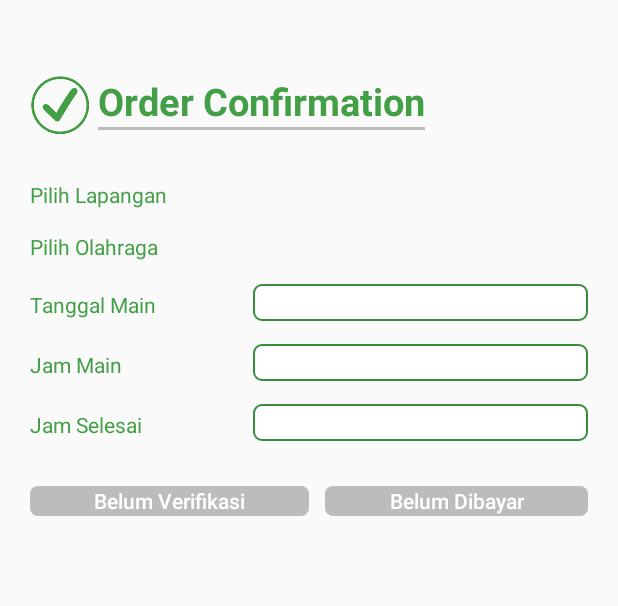
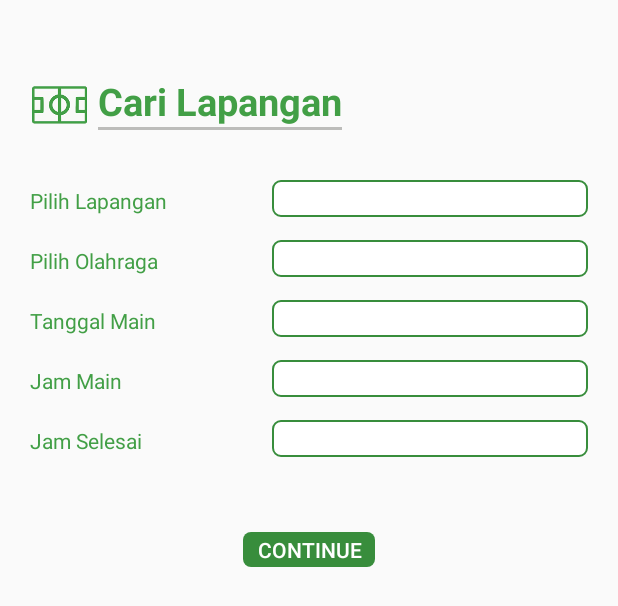
Before and after one commit to prmzk/bookinglapang-android, an Android app: the layout fragment_search_field.xml on its own in the app's theme, with its tools: preview values and no code run, on a phone screen of 412 x 824 dp. Shown: the top 606 px of the screen. Run offline under Robolectric (Android 15) with nearby library versions, the phone set to English and light mode, and no system bars.

Commit message:
init fragment

```diff
--- a/app/src/main/java/com/example/keviniswara/bookinglapang/home/view/HomeFragment.kt
+++ b/app/src/main/java/com/example/keviniswara/bookinglapang/home/view/HomeFragment.kt
@@ -67,6 +67,9 @@ class HomeFragment : Fragment() {
 
         mBinding.buttonCariLapangan.setOnClickListener(View.OnClickListener {
             mBinding.lalala.setText("cari lapangan coy")
+            val ft = fragmentManager!!.beginTransaction()
+            ft.replace(R.id.content, SearchFieldFragment())
+            ft.commit()
         })
         mBinding.buttonCariLawan.setOnClickListener(View.OnClickListener {
             mBinding.lalala.setText("cari lawan coy")
--- /dev/null
+++ b/app/src/main/java/com/example/keviniswara/bookinglapang/home/view/SearchFieldFragment.kt
@@ -0,0 +1,24 @@
+package com.example.keviniswara.bookinglapang.home.view
+
+import android.databinding.DataBindingUtil
+import android.os.Bundle
+import android.support.v4.app.Fragment
+import android.view.LayoutInflater
+import android.view.View
+import android.view.ViewGroup
+import com.example.keviniswara.bookinglapang.R
+import com.example.keviniswara.bookinglapang.databinding.FragmentSearchFieldBinding
+
+class SearchFieldFragment : Fragment() {
+    override fun onCreate(savedInstanceState: Bundle?) {
+        super.onCreate(savedInstanceState)
+    }
+
+    override fun onCreateView(inflater: LayoutInflater, container: ViewGroup?,
+                              savedInstanceState: Bundle?): View? {
+        val mBinding : FragmentSearchFieldBinding = DataBindingUtil.inflate(inflater,
+                R.layout.fragment_search_field, container, false)
+
+        return mBinding.root
+    }
+}
--- a/app/src/main/res/layout/fragment_search_field.xml
+++ b/app/src/main/res/layout/fragment_search_field.xml
@@ -19,7 +19,7 @@
                 <ImageView
                     android:layout_width="40dp"
                     android:layout_height="40dp"
-                    android:src="@drawable/ic_order"
+                    android:src="@drawable/ic_lapangan"
                     android:layout_marginRight="5dp"
                     android:layout_marginEnd="5dp" />
                 <LinearLayout
@@ -29,7 +29,7 @@
                     <TextView
                         android:layout_width="wrap_content"
                         android:layout_height="wrap_content"
-                        android:text="@string/order_confirmation"
+                        android:text="Cari Lapangan"
                         android:textSize="25sp"
                         android:textStyle="bold"
                         android:textColor="@color/colorPrimary"/>
@@ -50,13 +50,18 @@
                         android:layout_weight="1"
                         android:text="@string/pilih_lapangan"
                         android:textColor="@color/colorPrimary"/>
-
-                    <Spinner
+                    <EditText
                         android:layout_width="match_parent"
                         android:layout_height="wrap_content"
                         android:background="@drawable/form_input_background"
-                        android:layout_weight="3"
-                        android:id="@+id/list_of_field"/>
+                        android:layout_weight="3" />
+                    <!--<Spinner-->
+                        <!--android:layout_width="match_parent"-->
+                        <!--android:layout_height="wrap_content"-->
+                        <!--android:background="@drawable/form_input_background"-->
+                        <!--android:layout_weight="3"-->
+                        <!--android:id="@+id/list_of_field"-->
+                        <!--android:visibility="invisible"/>-->
                 </TableRow>
                 <TableRow
                     android:layout_width="match_parent"
@@ -66,13 +71,18 @@
                         android:layout_weight="1"
                         android:text="@string/pilih_olahraga"
                         android:textColor="@color/colorPrimary"/>
-
-                    <Spinner
+                    <EditText
                         android:layout_width="match_parent"
                         android:layout_height="wrap_content"
                         android:background="@drawable/form_input_background"
-                        android:layout_weight="3"
-                        android:id="@+id/list_of_sports"/>
+                        android:layout_weight="3" />
+                    <!--<Spinner-->
+                        <!--android:layout_width="match_parent"-->
+                        <!--android:layout_height="wrap_content"-->
+                        <!--android:background="@drawable/form_input_background"-->
+                        <!--android:layout_weight="3"-->
+                        <!--android:id="@+id/list_of_sports"-->
+                        <!--android:visibility="invisible"/>-->
                 </TableRow>
                 <TableRow
                     android:layout_width="match_parent"
@@ -124,37 +134,18 @@
                         android:layout_weight="3"
                         android:id="@+id/finish_hour"/>
                 </TableRow>
-                <TableRow
-                    android:layout_width="match_parent"
-                    android:layout_height="wrap_content">
-
-                    <Button
-                        android:layout_width="match_parent"
-                        android:layout_height="wrap_content"
-                        android:minHeight="20dp"
-                        android:layout_weight="1"
-                        android:background="@drawable/button_grey"
-                        android:text="@string/belum_verifikasi"
-                        android:textAllCaps="false"
-                        android:textColor="#ffffff"
-                        android:layout_marginRight="5dp"
-                        android:layout_marginEnd="5dp"
-                        android:id="@+id/verify"/>
-                    <Button
-                        android:layout_width="match_parent"
-                        android:layout_height="wrap_content"
-                        android:minHeight="20dp"
-                        android:layout_weight="1"
-                        android:background="@drawable/button_grey"
-                        android:text="@string/belum_dibayar"
-                        android:textAllCaps="false"
-                        android:textColor="#ffffff"
-                        android:layout_marginLeft="5dp"
-                        android:layout_marginStart="5dp"
-                        android:id="@+id/pay"/>
-                </TableRow>
             </TableLayout>
-
+            <Button
+                android:layout_width="wrap_content"
+                android:layout_height="wrap_content"
+                android:layout_marginTop="20dp"
+                android:background="@drawable/button_green"
+                android:text="Continue"
+                android:textColor="#ffffff"
+                android:layout_gravity="center_horizontal"
+                android:padding="2dp"
+                android:minHeight="20dp">
+            </Button>
         </LinearLayout>
     </ScrollView>
 </layout>
```
